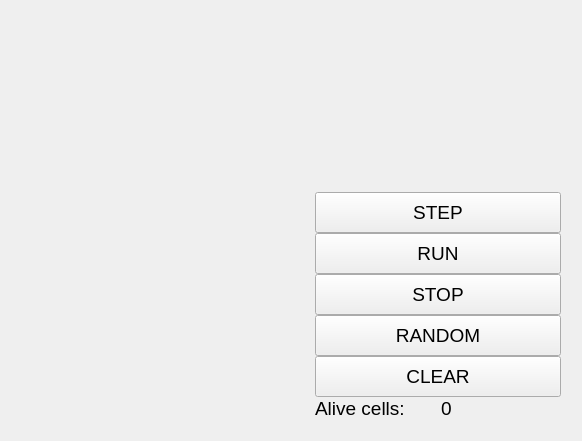
The window that mainwindow.ui (aleksiwithlove/the-Life) describes before a commit, drawn with Qt 5.
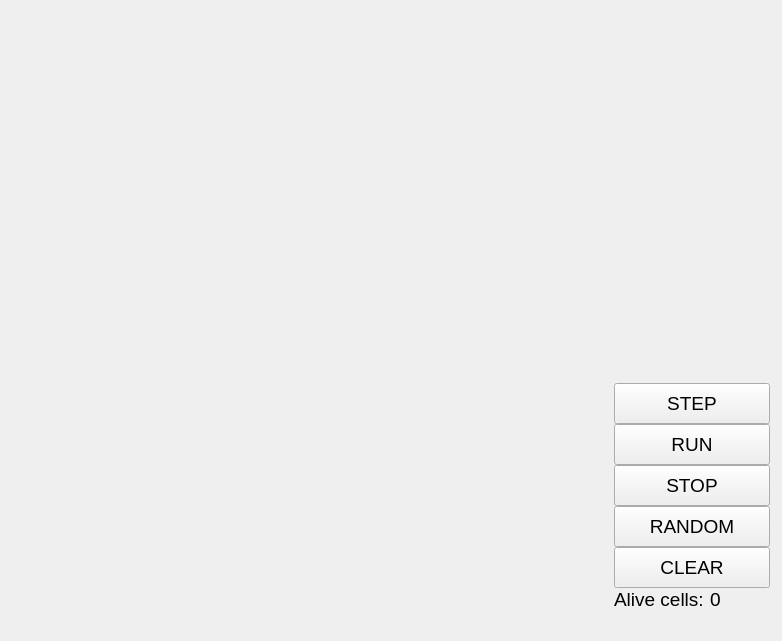
The same window after the commit.

```diff
--- a/mainwindow.ui
+++ b/mainwindow.ui
@@ -6,26 +6,26 @@
    <rect>
     <x>0</x>
     <y>0</y>
-    <width>582</width>
-    <height>441</height>
+    <width>782</width>
+    <height>641</height>
    </rect>
   </property>
   <property name="sizePolicy">
-   <sizepolicy hsizetype="Fixed" vsizetype="Fixed">
+   <sizepolicy hsizetype="Fixed" vsizetype="Preferred">
     <horstretch>0</horstretch>
     <verstretch>0</verstretch>
    </sizepolicy>
   </property>
   <property name="minimumSize">
    <size>
-    <width>582</width>
-    <height>441</height>
+    <width>782</width>
+    <height>641</height>
    </size>
   </property>
   <property name="maximumSize">
    <size>
-    <width>582</width>
-    <height>441</height>
+    <width>782</width>
+    <height>641</height>
    </size>
   </property>
   <property name="windowTitle">
@@ -40,14 +40,14 @@
    </property>
    <property name="minimumSize">
     <size>
-     <width>582</width>
-     <height>441</height>
+     <width>782</width>
+     <height>641</height>
     </size>
    </property>
    <property name="maximumSize">
     <size>
-     <width>582</width>
-     <height>441</height>
+     <width>782</width>
+     <height>641</height>
     </size>
    </property>
    <widget class="QWidget" name="layoutWidget">
@@ -55,14 +55,27 @@
      <rect>
       <x>11</x>
       <y>20</y>
-      <width>561</width>
-      <height>411</height>
+      <width>770</width>
+      <height>602</height>
      </rect>
     </property>
     <layout class="QHBoxLayout" name="horizontalLayout">
      <item>
       <widget class="QWidget" name="widget" native="true">
+       <property name="sizePolicy">
+        <sizepolicy hsizetype="Preferred" vsizetype="Preferred">
+         <horstretch>0</horstretch>
+         <verstretch>0</verstretch>
+        </sizepolicy>
+       </property>
+       <property name="minimumSize">
+        <size>
+         <width>600</width>
+         <height>600</height>
+        </size>
+       </property>
        <zorder>verticalSpacer_2</zorder>
+       <zorder>horizontalSpacer</zorder>
       </widget>
      </item>
      <item>
@@ -82,7 +95,7 @@
       </spacer>
      </item>
      <item>
-      <layout class="QVBoxLayout" name="verticalLayout_6">
+      <layout class="QVBoxLayout" name="verticalLayout_7">
        <property name="spacing">
         <number>0</number>
        </property>
@@ -100,7 +113,7 @@
         </spacer>
        </item>
        <item>
-        <widget class="QPushButton" name="pushButton_6">
+        <widget class="QPushButton" name="pushButtonStep">
          <property name="minimumSize">
           <size>
            <width>101</width>
@@ -118,7 +131,7 @@
         </widget>
        </item>
        <item>
-        <widget class="QPushButton" name="pushButton_7">
+        <widget class="QPushButton" name="pushButtonRun">
          <property name="minimumSize">
           <size>
            <width>101</width>
@@ -136,7 +149,7 @@
         </widget>
        </item>
        <item>
-        <widget class="QPushButton" name="pushButton_8">
+        <widget class="QPushButton" name="pushButtonStop">
          <property name="minimumSize">
           <size>
            <width>101</width>
@@ -154,12 +167,7 @@
         </widget>
        </item>
        <item>
-        <layout class="QVBoxLayout" name="verticalLayout_7">
-         <property name="spacing">
-          <number>0</number>
-         </property>
-         <item>
-          <widget class="QPushButton" name="pushButton_9">
+        <widget class="QPushButton" name="pushButtonRand">
            <property name="minimumSize">
             <size>
              <width>101</width>
@@ -177,7 +185,7 @@
           </widget>
          </item>
          <item>
-          <widget class="QPushButton" name="pushButton_10">
+        <widget class="QPushButton" name="pushButtonClear">
            <property name="minimumSize">
             <size>
              <width>101</width>
@@ -197,7 +205,7 @@
          <item>
           <layout class="QHBoxLayout" name="horizontalLayout_2">
            <item>
-            <widget class="QLabel" name="label_3">
+          <widget class="QLabel" name="labelAlive">
              <property name="font">
               <font>
                <pointsize>14</pointsize>
@@ -209,7 +217,7 @@
             </widget>
            </item>
            <item>
-            <widget class="QLabel" name="label_4">
+          <widget class="QLabel" name="labelAliveNumber">
              <property name="minimumSize">
               <size>
                <width>60</width>
@@ -225,8 +233,6 @@
               <string>0</string>
              </property>
             </widget>
-           </item>
-          </layout>
          </item>
         </layout>
        </item>
```
Lines whose indentation alone changed are shown as unchanged.
